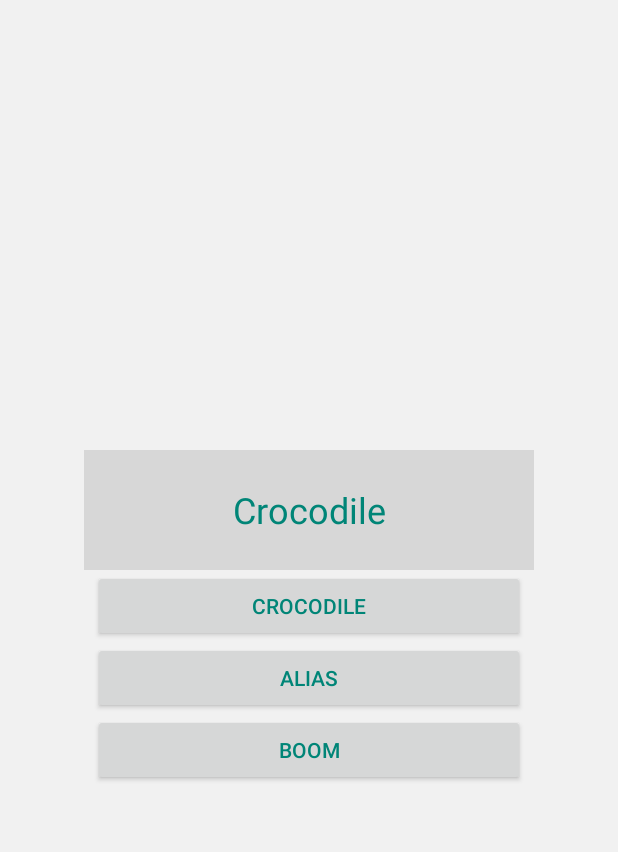
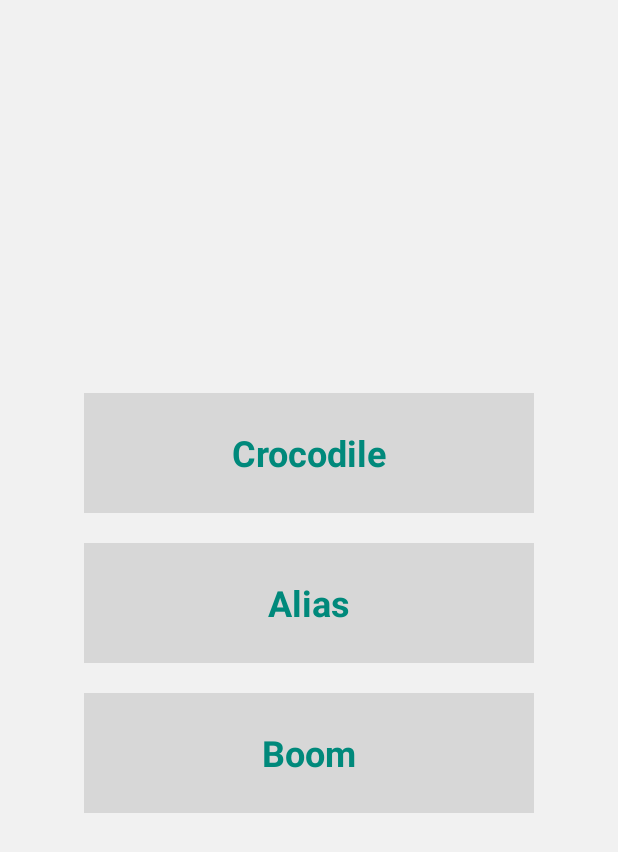
Before and after one commit to GamedevBible/gwf, an Android app: the screen it shows after launch (MainActivity), on a phone screen of 412 x 824 dp. Shown: the top 852 px of the screen. Run offline under Robolectric (Android 15) with nearby library versions, the phone set to English and light mode, and no system bars.

Commit message:
fix animating and colors

```diff
--- a/app/src/main/java/com/biblegamedev/gwf/MainActivity.kt
+++ b/app/src/main/java/com/biblegamedev/gwf/MainActivity.kt
@@ -1,8 +1,12 @@
 package com.biblegamedev.gwf
 
+import android.animation.AnimatorSet
+import android.animation.ObjectAnimator
 import androidx.appcompat.app.AppCompatActivity
 import android.os.Bundle
+import android.view.View
 import androidx.appcompat.app.AppCompatDelegate
+import androidx.core.animation.doOnEnd
 import kotlinx.android.synthetic.main.activity_main.*
 
 class MainActivity : AppCompatActivity() {
@@ -13,7 +17,7 @@ class MainActivity : AppCompatActivity() {
 
         var mDayNightMode = AppCompatDelegate.getDefaultNightMode();
 
-        aliasButton.setOnClickListener {
+        aliasClickLayout.setOnClickListener {
             mDayNightMode = if (mDayNightMode == AppCompatDelegate.MODE_NIGHT_NO)
                 AppCompatDelegate.MODE_NIGHT_YES
             else
@@ -22,4 +26,49 @@ class MainActivity : AppCompatActivity() {
             delegate.applyDayNight()
         }
     }
+
+    override fun onResume() {
+        super.onResume()
+
+        AnimateButtonsIn()
+    }
+
+    private fun AnimateButtonsIn() {
+
+        boomLayout.visibility = View.INVISIBLE
+        crocodileLayout.visibility = View.INVISIBLE
+        aliasLayout.visibility = View.INVISIBLE
+
+        val crocodileAnimY = ObjectAnimator.ofFloat(crocodileLayout, View.TRANSLATION_Y, -100f, 0f)
+        val crocodileAnimFade = ObjectAnimator.ofFloat(crocodileLayout, View.ALPHA, 0f, 1f)
+        crocodileAnimY.duration = 200
+        crocodileAnimFade.duration = 200
+        val animSetCrocodile = AnimatorSet()
+        animSetCrocodile.playTogether(crocodileAnimY, crocodileAnimFade)
+
+        val aliasAnimY = ObjectAnimator.ofFloat(aliasLayout, View.TRANSLATION_Y, -100f, 0f)
+        val aliasAnimFade = ObjectAnimator.ofFloat(aliasLayout, View.ALPHA, 0f, 1f)
+        aliasAnimY.duration = 200
+        aliasAnimFade.duration = 200
+        val animSetAlias = AnimatorSet()
+        animSetAlias.playTogether(aliasAnimY, aliasAnimFade)
+        animSetAlias.doOnEnd {
+            animSetCrocodile.start()
+            crocodileLayout.visibility = View.VISIBLE
+        }
+
+        val boomAnimY = ObjectAnimator.ofFloat(boomLayout, View.TRANSLATION_Y, -100f, 0f)
+        val boomAnimFade = ObjectAnimator.ofFloat(boomLayout, View.ALPHA, 0f, 1f)
+        boomAnimY.duration = 200
+        boomAnimFade.duration = 200
+        val animSetBoom = AnimatorSet()
+        animSetBoom.playTogether(boomAnimY, boomAnimFade)
+        animSetBoom.doOnEnd {
+            animSetAlias.start()
+            aliasLayout.visibility = View.VISIBLE
+        }
+
+        animSetBoom.start()
+        boomLayout.visibility = View.VISIBLE
+    }
 }
--- a/app/src/main/res/layout/activity_main.xml
+++ b/app/src/main/res/layout/activity_main.xml
@@ -12,12 +12,15 @@
     <FrameLayout
         android:layout_width="wrap_content"
         android:layout_height="80dp"
+        android:layout_marginBottom="20dp"
+        android:id="@+id/crocodileLayout"
         android:background="@drawable/scr_main_button_border">
         <FrameLayout
             android:layout_width="wrap_content"
             android:layout_height="match_parent"
             android:clickable="true"
             android:focusable="true"
+            android:id="@+id/crocodileClickLayout"
             android:background="?attr/selectableItemBackground">
             <TextView
                 android:layout_width="300dp"
@@ -25,7 +28,9 @@
                 android:paddingStart="50dp"
                 android:textSize="24sp"
                 android:singleLine="true"
+                android:id="@+id/crocodileTextView"
                 android:lines="1"
+                android:textStyle="bold"
                 android:ellipsize="end"
                 style="@style/AppTheme"
                 android:text="Crocodile"
@@ -35,26 +40,66 @@
         </FrameLayout>
     </FrameLayout>
 
-    <Button
+    <FrameLayout
         android:layout_width="wrap_content"
-        android:layout_height="wrap_content"
-        android:ems="18"
-        android:text="Crocodile"
-        android:id="@+id/crocodileButton"
-        android:textColor="?attr/appColorPrimary"/>
-    <Button
+        android:layout_height="80dp"
+        android:layout_marginBottom="20dp"
+        android:id="@+id/aliasLayout"
+        android:background="@drawable/scr_main_button_border">
+        <FrameLayout
+            android:layout_width="wrap_content"
+            android:layout_height="match_parent"
+            android:clickable="true"
+            android:focusable="true"
+            android:id="@+id/aliasClickLayout"
+            android:background="?attr/selectableItemBackground">
+            <TextView
+                android:layout_width="300dp"
+                android:paddingEnd="50dp"
+                android:paddingStart="50dp"
+                android:textSize="24sp"
+                android:singleLine="true"
+                android:lines="1"
+                android:textStyle="bold"
+                android:ellipsize="end"
+                android:id="@+id/aliasTextView"
+                style="@style/AppTheme"
+                android:text="Alias"
+                android:layout_gravity="center"
+                android:gravity="center"
+                android:layout_height="match_parent"/>
+        </FrameLayout>
+    </FrameLayout>
+
+    <FrameLayout
         android:layout_width="wrap_content"
-        android:layout_height="wrap_content"
-        android:ems="18"
-        android:text="Alias"
-        android:id="@+id/aliasButton"
-        android:textColor="?attr/appColorPrimary"/>
-    <Button
-        android:layout_width="wrap_content"
-        android:layout_height="wrap_content"
-        android:ems="18"
-        android:text="Boom"
-        android:id="@+id/boomButton"
-        android:textColor="?attr/appColorPrimary"/>
+        android:layout_height="80dp"
+        android:layout_marginBottom="20dp"
+        android:id="@+id/boomLayout"
+        android:background="@drawable/scr_main_button_border">
+        <FrameLayout
+            android:layout_width="wrap_content"
+            android:layout_height="match_parent"
+            android:clickable="true"
+            android:focusable="true"
+            android:id="@+id/boomClickLayout"
+            android:background="?attr/selectableItemBackground">
+            <TextView
+                android:layout_width="300dp"
+                android:paddingEnd="50dp"
+                android:paddingStart="50dp"
+                android:textSize="24sp"
+                android:singleLine="true"
+                android:lines="1"
+                android:textStyle="bold"
+                android:ellipsize="end"
+                style="@style/AppTheme"
+                android:id="@+id/boomTextView"
+                android:text="Boom"
+                android:layout_gravity="center"
+                android:gravity="center"
+                android:layout_height="match_parent"/>
+        </FrameLayout>
+    </FrameLayout>
 
 </LinearLayout>
--- a/app/src/main/res/values-night/styles.xml
+++ b/app/src/main/res/values-night/styles.xml
@@ -5,6 +5,8 @@
         <item name="colorPrimary">@color/colorPrimary</item>
         <item name="colorPrimaryDark">@color/colorPrimaryDark</item>
         <item name="colorAccent">@color/colorAccent</item>
+        <item name="android:windowTranslucentStatus">true</item>
+        <item name="android:windowTranslucentNavigation">true</item>
 
         <item name="android:windowBackground">@color/backgroundDark</item>
         <item name="android:textColor">@color/appTextColorGreenDark</item>
--- a/app/src/main/res/values/colors.xml
+++ b/app/src/main/res/values/colors.xml
@@ -4,8 +4,8 @@
     <color name="colorPrimaryDark">#00574B</color>
     <color name="colorAccent">#D81B60</color>
 
-    <color name="appTextColorGreenLight">#008577</color>
-    <color name="appTextColorGreenDark">#66ffa5</color>
+    <color name="appTextColorGreenLight">#00897B</color>
+    <color name="appTextColorGreenDark">#66dda5</color>
     <color name="buttonGrayBackgroundLight">#d7d7d7</color>
     <color name="buttonGrayBackgroundDark">#5a5a5a</color>
     <color name="backgroundDark">#000000</color>
--- a/app/src/main/res/values/styles.xml
+++ b/app/src/main/res/values/styles.xml
@@ -5,6 +5,8 @@
         <item name="colorPrimary">@color/colorPrimary</item>
         <item name="colorPrimaryDark">@color/colorPrimaryDark</item>
         <item name="colorAccent">@color/colorAccent</item>
+        <item name="android:windowTranslucentStatus">true</item>
+        <item name="android:windowTranslucentNavigation">true</item>
 
         <item name="android:windowBackground">@color/backgroundLight</item>
         <item name="android:textColor">@color/appTextColorGreenLight</item>
```
